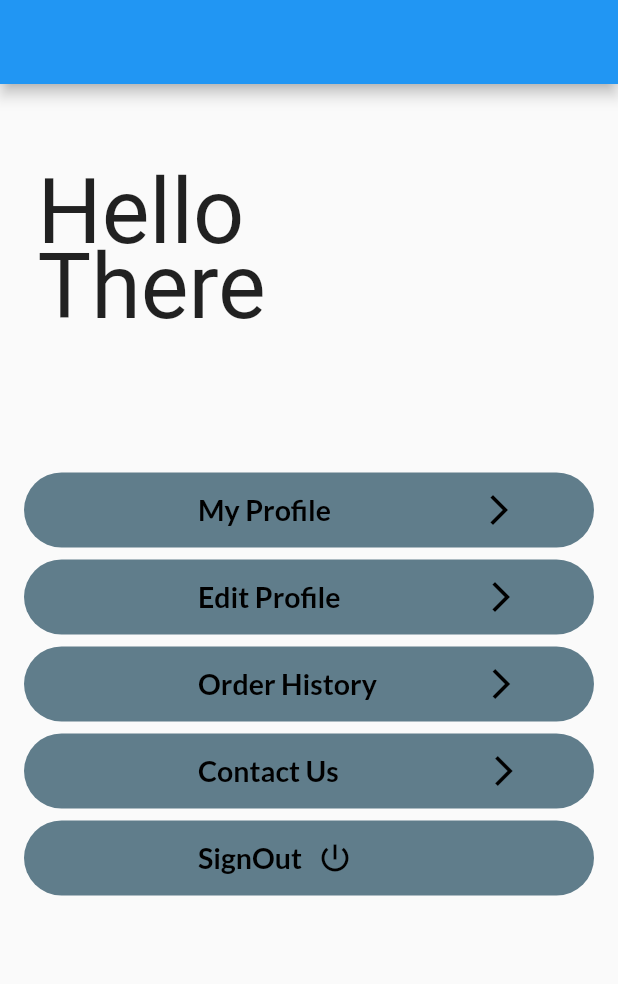
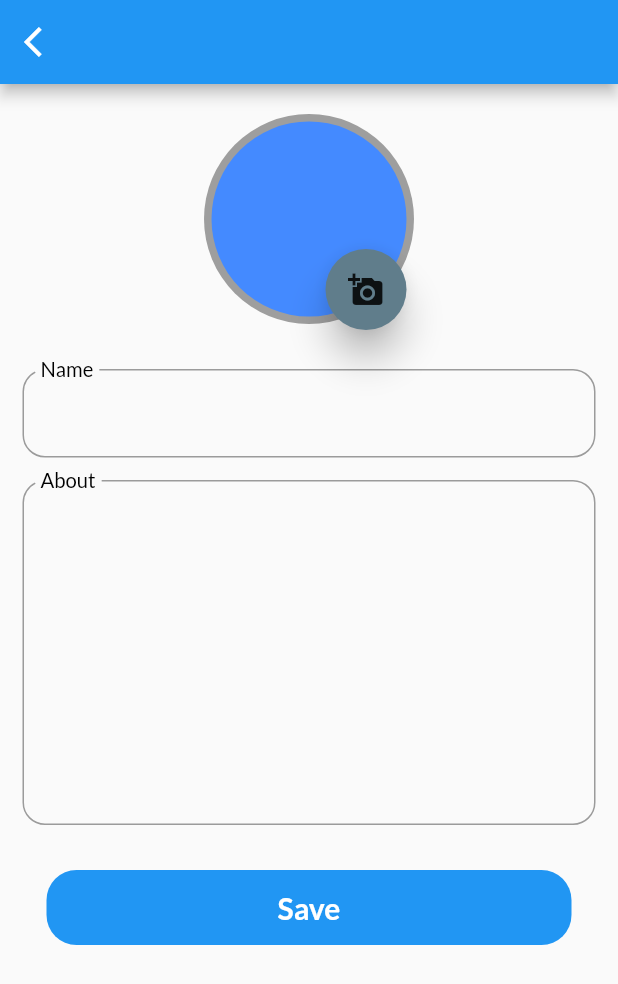
Before and after one commit to joelkanokwan/test, a Flutter app: the HomePage screen opened directly, after a tap on "Edit Profile", on a phone screen of 412 x 824 dp. Shown: the top 984 px of the screen. Run offline on Flutter 3.47's test engine with Material 2 defaults, Android fonts, the phone set to English and light mode, and no system bars; our stand-ins replace carousel_slider, firebase_auth, firebase_core, flutter_signin_button, google_fonts, google_sign_in and 1 more; missing offline and left inert: flutter_login_facebook; accounts and stored records are empty.

Commit message:
ีupdate

```diff
--- /dev/null
+++ b/lib/firebase_database.dart/eddit_profile.dart
@@ -0,0 +1,208 @@
+import 'dart:io';
+
+import 'package:flutter/material.dart';
+import 'package:google_fonts/google_fonts.dart';
+import 'package:image_picker/image_picker.dart';
+import 'package:joelfindtechnician/state/home_page.dart';
+
+class EdditProfile extends StatefulWidget {
+  const EdditProfile({Key? key}) : super(key: key);
+
+  @override
+  _EdditProfileState createState() => _EdditProfileState();
+}
+
+class _EdditProfileState extends State<EdditProfile> {
+  File? _pickedImage;
+
+  void _imageFromCamera() async {
+    final picker = ImagePicker();
+    final pickedImage = await picker.getImage(source: ImageSource.camera);
+    final pickedImageFile = File(pickedImage!.path);
+    setState(() {
+      _pickedImage = pickedImageFile;
+    });
+  }
+
+  void _imageFromGallery() async {
+    final picker = ImagePicker();
+    final pickedImage = await picker.getImage(source: ImageSource.gallery);
+    final pickedImageFile = File(pickedImage!.path);
+    setState(() {
+      _pickedImage = pickedImageFile;
+    });
+  }
+
+  @override
+  Widget build(BuildContext context) {
+    return Scaffold(
+      appBar: AppBar(
+        leading: IconButton(
+          onPressed: () {
+            Navigator.of(context).pushReplacement(
+              MaterialPageRoute(
+                builder: (context) => HomePage(),
+              ),
+            );
+          },
+          icon: Icon(
+            Icons.arrow_back_ios,
+            color: Colors.white,
+          ),
+        ),
+      ),
+      body: GestureDetector(
+        onTap: () => FocusScope.of(context).requestFocus(FocusNode()),
+        behavior: HitTestBehavior.opaque,
+        child: SingleChildScrollView(
+          child: Stack(
+            children: [
+              Container(
+                width: MediaQuery.of(context).size.width,
+                height: MediaQuery.of(context).size.height,
+                child: Center(
+                  child: Column(
+                    children: [
+                      SizedBox(height: 20),
+                      CircleAvatar(
+                        radius: 70,
+                        backgroundColor: Colors.grey,
+                        child: CircleAvatar(
+                          radius: 65,
+                          backgroundColor: Colors.blueAccent,
+                          backgroundImage: _pickedImage == null
+                              ? null
+                              : FileImage(_pickedImage!),
+                        ),
+                      ),
+                      SizedBox(
+                        height: 30,
+                      ),
+                      Container(
+                        child: Padding(
+                          padding: const EdgeInsets.symmetric(horizontal: 15),
+                          child: TextFormField(
+                            decoration: InputDecoration(
+                              labelText: "Name",
+                              floatingLabelBehavior:
+                                  FloatingLabelBehavior.always,
+                              border: OutlineInputBorder(
+                                borderRadius: BorderRadius.circular(15),
+                              ),
+                              labelStyle: GoogleFonts.lato(
+                                fontSize: 18,
+                                color: Colors.black,
+                              ),
+                            ),
+                          ),
+                        ),
+                      ),
+                      SizedBox(
+                        height: 15,
+                      ),
+                      Container(
+                        child: Padding(
+                          padding: const EdgeInsets.symmetric(horizontal: 15),
+                          child: TextFormField(
+                            maxLines: 10,
+                            decoration: InputDecoration(
+                              labelText: "About",
+                              floatingLabelBehavior:
+                                  FloatingLabelBehavior.always,
+                              border: OutlineInputBorder(
+                                borderRadius: BorderRadius.circular(15),
+                              ),
+                              labelStyle: GoogleFonts.lato(
+                                fontSize: 18,
+                                color: Colors.black,
+                              ),
+                            ),
+                          ),
+                        ),
+                      ),
+                      SizedBox(height: 30),
+                      Container(
+                        height: 50,
+                        width: 350,
+                        child: FlatButton(
+                          color: Colors.blue,
+                          onPressed: () {},
+                          child: Text(
+                            'Save',
+                            style: GoogleFonts.lato(
+                              fontSize: 20,
+                              fontWeight: FontWeight.bold,
+                              color: Colors.white,
+                            ),
+                          ),
+                          shape: RoundedRectangleBorder(
+                            borderRadius: BorderRadius.circular(20),
+                          ),
+                        ),
+                      ),
+                    ],
+                  ),
+                ),
+              ),
+              Positioned(
+                top: 110,
+                left: 200,
+                child: RawMaterialButton(
+                  elevation: 10,
+                  fillColor: Colors.blueGrey,
+                  child: Icon(Icons.add_a_photo),
+                  padding: EdgeInsets.all(15.0),
+                  shape: CircleBorder(),
+                  onPressed: () {
+                    showDialog(
+                        context: context,
+                        builder: (BuildContext context) {
+                          return AlertDialog(
+                            title: Center(
+                              child: Text(
+                                'Choose Profile Photo',
+                                style: GoogleFonts.lato(
+                                  fontWeight: FontWeight.bold,
+                                  color: Colors.purpleAccent,
+                                ),
+                              ),
+                            ),
+                            content: SingleChildScrollView(
+                              child: Row(
+                                mainAxisAlignment: MainAxisAlignment.center,
+                                children: [
+                                  FlatButton.icon(
+                                    onPressed: () {
+                                      _imageFromCamera();
+                                      Navigator.of(context).pop();
+                                    },
+                                    icon: Icon(Icons.camera,
+                                        color: Colors.purpleAccent),
+                                    label: Text('Camera'),
+                                  ),
+                                  FlatButton.icon(
+                                    onPressed: () {
+                                      _imageFromGallery();
+                                      Navigator.of(context).pop();
+                                    },
+                                    icon: Icon(
+                                      Icons.image,
+                                      color: Colors.purpleAccent,
+                                    ),
+                                    label: Text('Gallery'),
+                                  ),
+                                ],
+                              ),
+                            ),
+                          );
+                        });
+                  },
+                ),
+              ),
+            ],
+          ),
+        ),
+      ),
+    );
+  }
+}
--- a/lib/state/home_page.dart
+++ b/lib/state/home_page.dart
@@ -1,6 +1,8 @@
 import 'package:firebase_auth/firebase_auth.dart';
 import 'package:flutter/material.dart';
 import 'package:google_fonts/google_fonts.dart';
+import 'package:joelfindtechnician/firebase_database.dart/eddit_profile.dart';
+
 import 'package:joelfindtechnician/social_service.dart';
 import 'package:joelfindtechnician/state/partner_signin.dart';
 
@@ -98,7 +100,10 @@ class _HomePageState extends State<HomePage> {
               child: FlatButton(
                 textColor: Colors.black,
                 color: Colors.blueGrey,
-                onPressed: () {},
+                onPressed: () {
+                  Navigator.of(context).pushReplacement(
+                      MaterialPageRoute(builder: (context) => EdditProfile()));
+                },
                 shape: RoundedRectangleBorder(
                   borderRadius: BorderRadius.circular(30),
                 ),
--- a/lib/user_email.dart
+++ /dev/null
@@ -1,3 +0,0 @@
-class UserEmail{
-
-}
--- a/pubspec.yaml
+++ b/pubspec.yaml
@@ -35,6 +35,7 @@ dependencies:
   firebase_core: ^1.2.0
   firebase_auth: ^1.2.0
   cloud_firestore: ^2.2.0
+  firebase_storage: ^10.0.1
   google_sign_in: ^5.0.3
   provider: ^5.0.0
   font_awesome_flutter: ^9.0.0
```
Also changed, not shown: lib/database_partners.dart (deleted), pubspec.lock.
